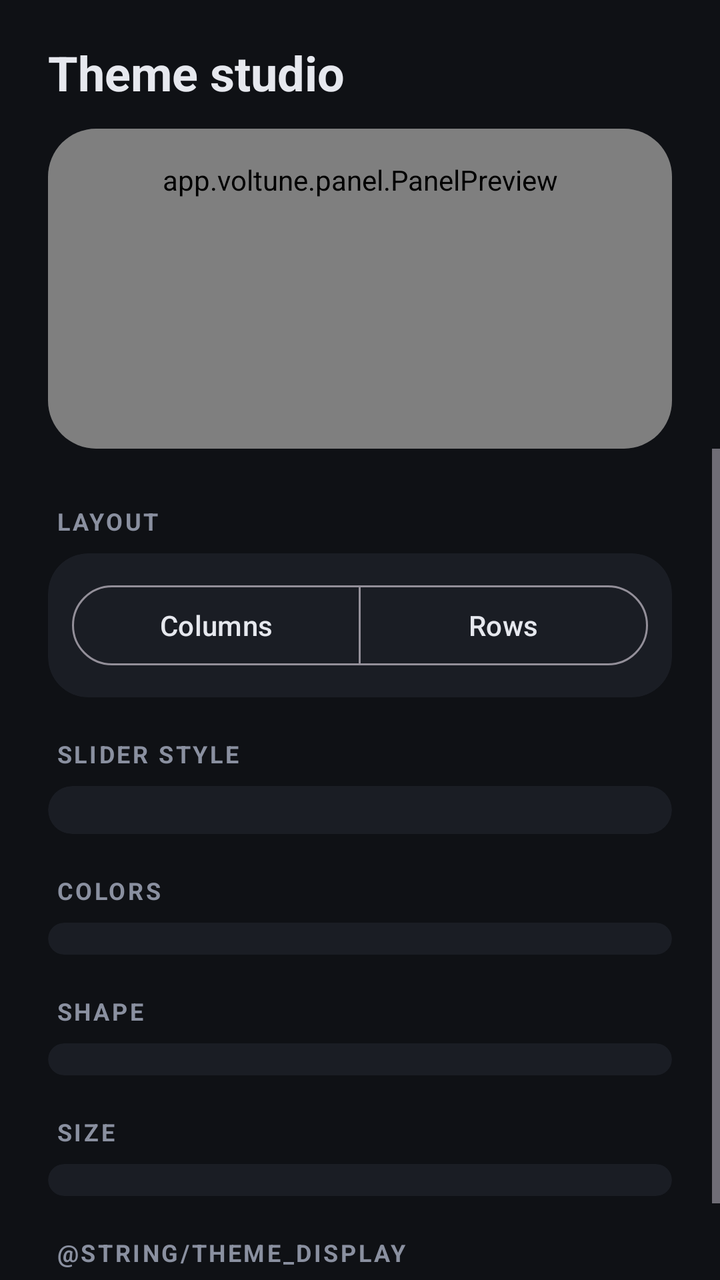
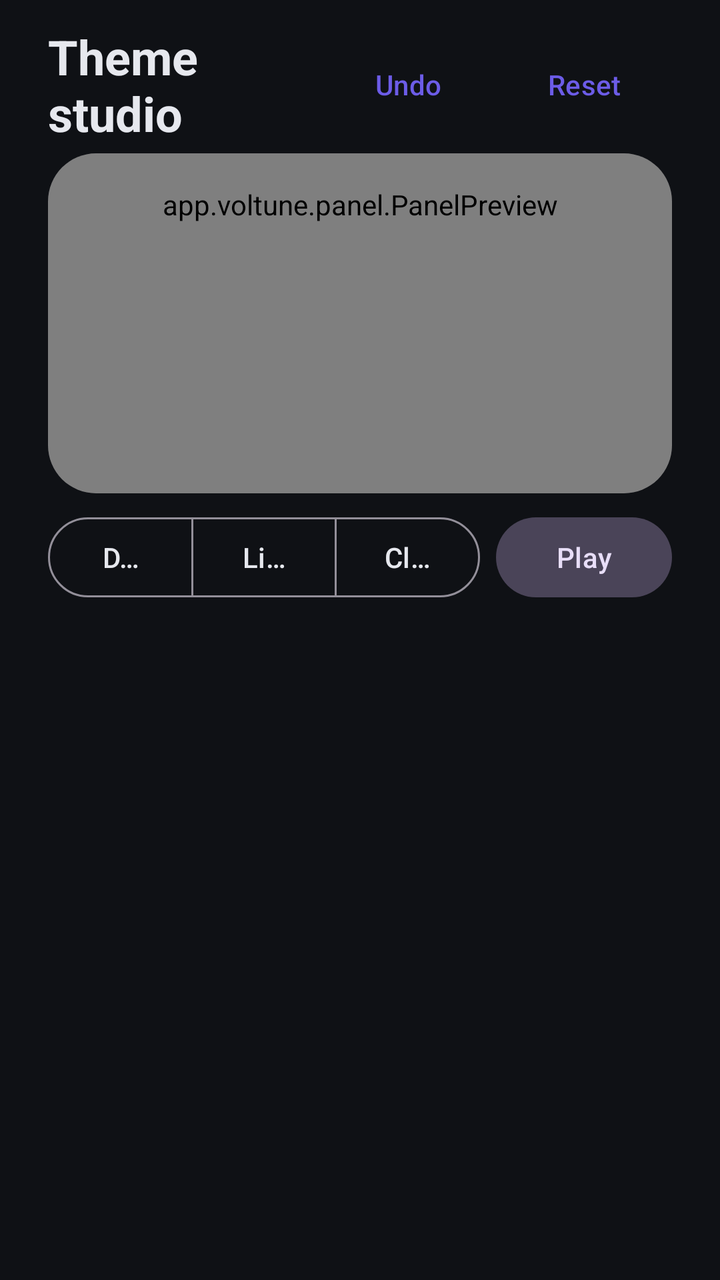

Before-and-after screenshots of an Android layout around one commit, followed by the original layout XML and the change that was made.
<!-- AndroidManifest.xml: application theme Theme.Voltune -->
<!-- res/layout/activity_theme_studio.xml -->
<?xml version="1.0" encoding="utf-8"?>
<LinearLayout xmlns:android="http://schemas.android.com/apk/res/android"
    xmlns:app="http://schemas.android.com/apk/res-auto"
    android:id="@+id/root"
    android:layout_width="match_parent"
    android:layout_height="match_parent"
    android:orientation="vertical">

    <LinearLayout
        android:layout_width="match_parent"
        android:layout_height="wrap_content"
        android:orientation="vertical"
        android:paddingStart="24dp"
        android:paddingTop="20dp"
        android:paddingEnd="24dp">

        <TextView
            android:layout_width="wrap_content"
            android:layout_height="wrap_content"
            android:text="@string/section_theme"
            android:textColor="@color/vt_text"
            android:textSize="24sp"
            android:textStyle="bold" />

        <com.google.android.material.card.MaterialCardView
            android:layout_width="match_parent"
            android:layout_height="wrap_content"
            android:layout_marginTop="12dp"
            app:cardBackgroundColor="@color/vt_surface"
            app:cardCornerRadius="24dp"
            app:strokeWidth="0dp">

            <app.voltune.panel.PanelPreview
                android:id="@+id/preview"
                android:layout_width="match_parent"
                android:layout_height="wrap_content"
                android:minHeight="160dp"
                android:padding="16dp" />

        </com.google.android.material.card.MaterialCardView>
    </LinearLayout>

    <ScrollView
        android:layout_width="match_parent"
        android:layout_height="0dp"
        android:layout_weight="1"
        android:clipToPadding="false">

        <LinearLayout
            android:layout_width="match_parent"
            android:layout_height="wrap_content"
            android:orientation="vertical"
            android:paddingStart="24dp"
            android:paddingTop="8dp"
            android:paddingEnd="24dp"
            android:paddingBottom="24dp">

            <TextView
                style="@style/Voltune.GroupLabel"
                android:text="@string/theme_layout" />

            <com.google.android.material.card.MaterialCardView style="@style/Voltune.GroupCard">

                <com.google.android.material.button.MaterialButtonToggleGroup
                    android:id="@+id/layoutGroup"
                    android:layout_width="match_parent"
                    android:layout_height="wrap_content"
                    android:padding="12dp"
                    app:selectionRequired="true"
                    app:singleSelection="true">

                    <com.google.android.material.button.MaterialButton
                        android:id="@+id/layoutColumns"
                        style="?attr/materialButtonOutlinedStyle"
                        android:layout_width="0dp"
                        android:layout_height="wrap_content"
                        android:layout_weight="1"
                        android:text="@string/layout_columns" />

                    <com.google.android.material.button.MaterialButton
                        android:id="@+id/layoutRows"
                        style="?attr/materialButtonOutlinedStyle"
                        android:layout_width="0dp"
                        android:layout_height="wrap_content"
                        android:layout_weight="1"
                        android:text="@string/layout_rows" />
                </com.google.android.material.button.MaterialButtonToggleGroup>

            </com.google.android.material.card.MaterialCardView>

            <TextView
                style="@style/Voltune.GroupLabel"
                android:text="@string/theme_style" />

            <com.google.android.material.card.MaterialCardView style="@style/Voltune.GroupCard">

                <com.google.android.material.chip.ChipGroup
                    android:id="@+id/styleGroup"
                    android:layout_width="match_parent"
                    android:layout_height="wrap_content"
                    android:padding="12dp"
                    app:selectionRequired="true"
                    app:singleSelection="true" />

            </com.google.android.material.card.MaterialCardView>

            <TextView
                style="@style/Voltune.GroupLabel"
                android:text="@string/theme_colors" />

            <com.google.android.material.card.MaterialCardView style="@style/Voltune.GroupCard">

                <LinearLayout
                    android:id="@+id/colorsContainer"
                    style="@style/Voltune.GroupContent" />

            </com.google.android.material.card.MaterialCardView>

            <TextView
                style="@style/Voltune.GroupLabel"
                android:text="@string/theme_shape" />

            <com.google.android.material.card.MaterialCardView style="@style/Voltune.GroupCard">

                <LinearLayout
                    android:id="@+id/shapeContainer"
                    style="@style/Voltune.GroupContent" />

            </com.google.android.material.card.MaterialCardView>

            <TextView
                style="@style/Voltune.GroupLabel"
                android:text="@string/theme_size" />

            <com.google.android.material.card.MaterialCardView style="@style/Voltune.GroupCard">

                <LinearLayout
                    android:id="@+id/sizeContainer"
                    style="@style/Voltune.GroupContent" />

            </com.google.android.material.card.MaterialCardView>

            <TextView
                style="@style/Voltune.GroupLabel"
                android:text="@string/theme_display" />

            <com.google.android.material.card.MaterialCardView style="@style/Voltune.GroupCard">

                <LinearLayout
                    android:id="@+id/displayContainer"
                    style="@style/Voltune.GroupContent" />

            </com.google.android.material.card.MaterialCardView>

        </LinearLayout>
    </ScrollView>

</LinearLayout>
<!-- resources referenced by this layout -->
<resources>
  <color name="vt_surface">#1A1D24</color>
  <color name="vt_text">#E6E8EE</color>
  <string name="layout_columns">Columns</string>
  <string name="layout_rows">Rows</string>
  <string name="section_theme">Theme studio</string>
  <string name="theme_colors">Colors</string>
  <string name="theme_layout">Layout</string>
  <string name="theme_shape">Shape</string>
  <string name="theme_size">Size</string>
  <string name="theme_style">Slider style</string>
  <style name="Voltune.GroupCard" parent="">
          <item name="android:layout_width">match_parent</item>
          <item name="android:layout_height">wrap_content</item>
          <item name="cardBackgroundColor">@color/vt_surface</item>
          <item name="cardCornerRadius">20dp</item>
          <item name="strokeWidth">0dp</item>
      </style>
  <style name="Voltune.GroupContent" parent="">
          <item name="android:layout_width">match_parent</item>
          <item name="android:layout_height">wrap_content</item>
          <item name="android:orientation">vertical</item>
          <item name="android:paddingStart">16dp</item>
          <item name="android:paddingEnd">16dp</item>
          <item name="android:paddingTop">6dp</item>
          <item name="android:paddingBottom">10dp</item>
      </style>
  <style name="Voltune.GroupLabel" parent="">
          <item name="android:layout_width">wrap_content</item>
          <item name="android:layout_height">wrap_content</item>
          <item name="android:layout_marginStart">4dp</item>
          <item name="android:layout_marginTop">20dp</item>
          <item name="android:layout_marginBottom">8dp</item>
          <item name="android:letterSpacing">0.1</item>
          <item name="android:textAllCaps">true</item>
          <item name="android:textColor">@color/vt_text_muted</item>
          <item name="android:textSize">12sp</item>
          <item name="android:textStyle">bold</item>
      </style>
  <style name="Theme.Voltune" parent="Theme.Material3.Dark.NoActionBar">
          <item name="colorPrimary">@color/vt_primary</item>
          <item name="colorOnPrimary">@color/vt_on_primary</item>
          <item name="colorSecondary">@color/vt_accent</item>
          <item name="colorSurface">@color/vt_surface</item>
          <item name="colorOnSurface">@color/vt_text</item>
          <item name="android:colorBackground">@color/vt_background</item>
          <item name="android:windowBackground">@color/vt_background</item>
      </style>
  <color name="vt_text_muted">#8A90A0</color>
  <color name="vt_primary">#6C5CE7</color>
  <color name="vt_on_primary">#FFFFFF</color>
  <color name="vt_accent">#00D1B2</color>
  <color name="vt_background">#0F1115</color>
</resources>

<!-- the commit's change to res/layout/activity_theme_studio.xml (unified diff, before → after) -->
@@ -11,148 +11,137 @@
         android:layout_height="wrap_content"
         android:orientation="vertical"
         android:paddingStart="24dp"
-        android:paddingTop="20dp"
+        android:paddingTop="12dp"
         android:paddingEnd="24dp">
 
-        <TextView
-            android:layout_width="wrap_content"
+        <LinearLayout
+            android:layout_width="match_parent"
             android:layout_height="wrap_content"
-            android:text="@string/section_theme"
-            android:textColor="@color/vt_text"
-            android:textSize="24sp"
-            android:textStyle="bold" />
+            android:gravity="center_vertical"
+            android:orientation="horizontal">
+
+            <TextView
+                android:layout_width="0dp"
+                android:layout_height="wrap_content"
+                android:layout_weight="1"
+                android:text="@string/section_theme"
+                android:textColor="@color/vt_text"
+                android:textSize="24sp"
+                android:textStyle="bold" />
+
+            <com.google.android.material.button.MaterialButton
+                android:id="@+id/undoButton"
+                style="@style/Widget.Material3.Button.TextButton"
+                android:layout_width="wrap_content"
+                android:layout_height="wrap_content"
+                android:text="@string/undo" />
+
+            <com.google.android.material.button.MaterialButton
+                android:id="@+id/resetButton"
+                style="@style/Widget.Material3.Button.TextButton"
+                android:layout_width="wrap_content"
+                android:layout_height="wrap_content"
+                android:text="@string/reset" />
+        </LinearLayout>
 
         <com.google.android.material.card.MaterialCardView
+            android:id="@+id/previewCard"
             android:layout_width="match_parent"
             android:layout_height="wrap_content"
-            android:layout_marginTop="12dp"
+            android:layout_marginTop="4dp"
             app:cardBackgroundColor="@color/vt_surface"
             app:cardCornerRadius="24dp"
             app:strokeWidth="0dp">
 
-            <app.voltune.panel.PanelPreview
-                android:id="@+id/preview"
+            <FrameLayout
+                android:id="@+id/backdrop"
                 android:layout_width="match_parent"
-                android:layout_height="wrap_content"
-                android:minHeight="160dp"
-                android:padding="16dp" />
+                android:layout_height="wrap_content">
+
+                <app.voltune.panel.PanelPreview
+                    android:id="@+id/preview"
+                    android:layout_width="match_parent"
+                    android:layout_height="wrap_content"
+                    android:minHeight="170dp"
+                    android:padding="16dp" />
+            </FrameLayout>
 
         </com.google.android.material.card.MaterialCardView>
+
+        <LinearLayout
+            android:layout_width="match_parent"
+            android:layout_height="wrap_content"
+            android:layout_marginTop="8dp"
+            android:gravity="center_vertical"
+            android:orientation="horizontal">
+
+            <com.google.android.material.button.MaterialButtonToggleGroup
+                android:id="@+id/backdropGroup"
+                android:layout_width="0dp"
+                android:layout_height="wrap_content"
+                android:layout_weight="1"
+                app:selectionRequired="true"
+                app:singleSelection="true">
+
+                <com.google.android.material.button.MaterialButton
+                    android:id="@+id/backdropDark"
+                    style="?attr/materialButtonOutlinedStyle"
+                    android:layout_width="0dp"
+                    android:layout_height="wrap_content"
+                    android:layout_weight="1"
+                    android:text="@string/backdrop_dark" />
+
+                <com.google.android.material.button.MaterialButton
+                    android:id="@+id/backdropLight"
+                    style="?attr/materialButtonOutlinedStyle"
+                    android:layout_width="0dp"
+                    android:layout_height="wrap_content"
+                    android:layout_weight="1"
+                    android:text="@string/backdrop_light" />
+
+                <com.google.android.material.button.MaterialButton
+                    android:id="@+id/backdropClear"
+                    style="?attr/materialButtonOutlinedStyle"
+                    android:layout_width="0dp"
+                    android:layout_height="wrap_content"
+                    android:layout_weight="1"
+                    android:text="@string/backdrop_clear" />
+            </com.google.android.material.button.MaterialButtonToggleGroup>
+
+            <com.google.android.material.button.MaterialButton
+                android:id="@+id/playButton"
+                style="@style/Widget.Material3.Button.TonalButton"
+                android:layout_width="wrap_content"
+                android:layout_height="wrap_content"
+                android:layout_marginStart="8dp"
+                android:text="@string/play_animation" />
+        </LinearLayout>
     </LinearLayout>
 
+    <com.google.android.material.tabs.TabLayout
+        android:id="@+id/tabs"
+        android:layout_width="match_parent"
+        android:layout_height="wrap_content"
+        android:layout_marginTop="4dp"
+        android:background="@android:color/transparent"
+        app:tabGravity="start"
+        app:tabMode="scrollable" />
+
     <ScrollView
+        android:id="@+id/tabScroll"
         android:layout_width="match_parent"
         android:layout_height="0dp"
         android:layout_weight="1"
         android:clipToPadding="false">
 
         <LinearLayout
+            android:id="@+id/tabContent"
             android:layout_width="match_parent"
             android:layout_height="wrap_content"
             android:orientation="vertical"
             android:paddingStart="24dp"
-            android:paddingTop="8dp"
             android:paddingEnd="24dp"
-            android:paddingBottom="24dp">
-
-            <TextView
-                style="@style/Voltune.GroupLabel"
-                android:text="@string/theme_layout" />
-
-            <com.google.android.material.card.MaterialCardView style="@style/Voltune.GroupCard">
-
-                <com.google.android.material.button.MaterialButtonToggleGroup
-                    android:id="@+id/layoutGroup"
-                    android:layout_width="match_parent"
-                    android:layout_height="wrap_content"
-                    android:padding="12dp"
-                    app:selectionRequired="true"
-                    app:singleSelection="true">
-
-                    <com.google.android.material.button.MaterialButton
-                        android:id="@+id/layoutColumns"
-                        style="?attr/materialButtonOutlinedStyle"
-                        android:layout_width="0dp"
-                        android:layout_height="wrap_content"
-                        android:layout_weight="1"
-                        android:text="@string/layout_columns" />
-
-                    <com.google.android.material.button.MaterialButton
-                        android:id="@+id/layoutRows"
-                        style="?attr/materialButtonOutlinedStyle"
-                        android:layout_width="0dp"
-                        android:layout_height="wrap_content"
-                        android:layout_weight="1"
-                        android:text="@string/layout_rows" />
-                </com.google.android.material.button.MaterialButtonToggleGroup>
-
-            </com.google.android.material.card.MaterialCardView>
-
-            <TextView
-                style="@style/Voltune.GroupLabel"
-                android:text="@string/theme_style" />
-
-            <com.google.android.material.card.MaterialCardView style="@style/Voltune.GroupCard">
-
-                <com.google.android.material.chip.ChipGroup
-                    android:id="@+id/styleGroup"
-                    android:layout_width="match_parent"
-                    android:layout_height="wrap_content"
-                    android:padding="12dp"
-                    app:selectionRequired="true"
-                    app:singleSelection="true" />
-
-            </com.google.android.material.card.MaterialCardView>
-
-            <TextView
-                style="@style/Voltune.GroupLabel"
-                android:text="@string/theme_colors" />
-
-            <com.google.android.material.card.MaterialCardView style="@style/Voltune.GroupCard">
-
-                <LinearLayout
-                    android:id="@+id/colorsContainer"
-                    style="@style/Voltune.GroupContent" />
-
-            </com.google.android.material.card.MaterialCardView>
-
-            <TextView
-                style="@style/Voltune.GroupLabel"
-                android:text="@string/theme_shape" />
-
-            <com.google.android.material.card.MaterialCardView style="@style/Voltune.GroupCard">
-
-                <LinearLayout
-                    android:id="@+id/shapeContainer"
-                    style="@style/Voltune.GroupContent" />
-
-            </com.google.android.material.card.MaterialCardView>
-
-            <TextView
-                style="@style/Voltune.GroupLabel"
-                android:text="@string/theme_size" />
-
-            <com.google.android.material.card.MaterialCardView style="@style/Voltune.GroupCard">
-
-                <LinearLayout
-                    android:id="@+id/sizeContainer"
-                    style="@style/Voltune.GroupContent" />
-
-            </com.google.android.material.card.MaterialCardView>
-
-            <TextView
-                style="@style/Voltune.GroupLabel"
-                android:text="@string/theme_display" />
-
-            <com.google.android.material.card.MaterialCardView style="@style/Voltune.GroupCard">
-
-                <LinearLayout
-                    android:id="@+id/displayContainer"
-                    style="@style/Voltune.GroupContent" />
-
-            </com.google.android.material.card.MaterialCardView>
-
-        </LinearLayout>
+            android:paddingBottom="24dp" />
     </ScrollView>
 
 </LinearLayout>
<!-- resource entries referenced after the edit -->
@@ -2,42 +2,13 @@
 <resources>
   <color name="vt_surface">#1A1D24</color>
   <color name="vt_text">#E6E8EE</color>
-  <string name="layout_columns">Columns</string>
-  <string name="layout_rows">Rows</string>
+  <string name="backdrop_clear">Clear</string>
+  <string name="backdrop_dark">Dark</string>
+  <string name="backdrop_light">Light</string>
+  <string name="play_animation">Play</string>
+  <string name="reset">Reset</string>
   <string name="section_theme">Theme studio</string>
-  <string name="theme_colors">Colors</string>
-  <string name="theme_layout">Layout</string>
-  <string name="theme_shape">Shape</string>
-  <string name="theme_size">Size</string>
-  <string name="theme_style">Slider style</string>
-  <style name="Voltune.GroupCard" parent="">
-          <item name="android:layout_width">match_parent</item>
-          <item name="android:layout_height">wrap_content</item>
-          <item name="cardBackgroundColor">@color/vt_surface</item>
-          <item name="cardCornerRadius">20dp</item>
-          <item name="strokeWidth">0dp</item>
-      </style>
-  <style name="Voltune.GroupContent" parent="">
-          <item name="android:layout_width">match_parent</item>
-          <item name="android:layout_height">wrap_content</item>
-          <item name="android:orientation">vertical</item>
-          <item name="android:paddingStart">16dp</item>
-          <item name="android:paddingEnd">16dp</item>
-          <item name="android:paddingTop">6dp</item>
-          <item name="android:paddingBottom">10dp</item>
-      </style>
-  <style name="Voltune.GroupLabel" parent="">
-          <item name="android:layout_width">wrap_content</item>
-          <item name="android:layout_height">wrap_content</item>
-          <item name="android:layout_marginStart">4dp</item>
-          <item name="android:layout_marginTop">20dp</item>
-          <item name="android:layout_marginBottom">8dp</item>
-          <item name="android:letterSpacing">0.1</item>
-          <item name="android:textAllCaps">true</item>
-          <item name="android:textColor">@color/vt_text_muted</item>
-          <item name="android:textSize">12sp</item>
-          <item name="android:textStyle">bold</item>
-      </style>
+  <string name="undo">Undo</string>
   <style name="Theme.Voltune" parent="Theme.Material3.Dark.NoActionBar">
           <item name="colorPrimary">@color/vt_primary</item>
           <item name="colorOnPrimary">@color/vt_on_primary</item>
@@ -47,7 +18,6 @@
           <item name="android:colorBackground">@color/vt_background</item>
           <item name="android:windowBackground">@color/vt_background</item>
       </style>
-  <color name="vt_text_muted">#8A90A0</color>
   <color name="vt_primary">#6C5CE7</color>
   <color name="vt_on_primary">#FFFFFF</color>
   <color name="vt_accent">#00D1B2</color>
